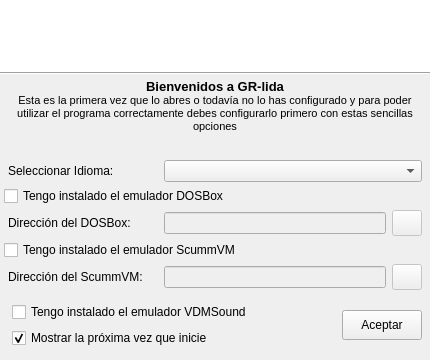
The window that ui/configinicial.ui (Monthy/gr-lida) describes before a commit, drawn with Qt 5.
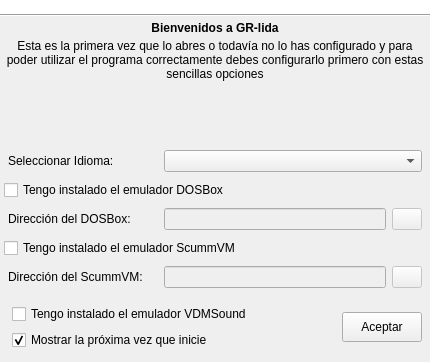
The same window after the commit. Icons and pictures are not drawn.

Commit message: En el configinicial.ui, separando la bienvenida en dos labes para así evitar la introducción de html y mejorar a la hora de traducir.

The edit to the form file:
```diff
--- a/ui/configinicial.ui
+++ b/ui/configinicial.ui
@@ -1,12 +1,12 @@
 <ui version="4.0" >
  <class>ConfigInicialClass</class>
- <widget class="QDialog" name="ConfigInicialClass" >
-  <property name="geometry" >
+ <widget class="QDialog" name="ConfigInicialClass">
+  <property name="geometry">
    <rect>
     <x>0</x>
     <y>0</y>
     <width>430</width>
-    <height>360</height>
+    <height>362</height>
    </rect>
   </property>
   <property name="minimumSize" >
@@ -15,10 +15,10 @@
     <height>360</height>
    </size>
   </property>
-  <property name="maximumSize" >
+  <property name="maximumSize">
    <size>
     <width>430</width>
-    <height>360</height>
+    <height>362</height>
    </size>
   </property>
   <property name="windowTitle" >
@@ -129,27 +129,51 @@
     </widget>
    </item>
    <item>
-    <layout class="QVBoxLayout" name="vLayout_1" >
-     <property name="spacing" >
-      <number>0</number>
+    <layout class="QVBoxLayout" name="vLayout_1">
+     <property name="spacing">
+      <number>4</number>
      </property>
      <property name="margin" >
       <number>4</number>
      </property>
      <item>
-      <widget class="QLabel" name="lb_Confini_1" >
-       <property name="minimumSize" >
+      <widget class="QLabel" name="lb_Confini_5">
+       <property name="sizePolicy">
+        <sizepolicy hsizetype="Preferred" vsizetype="Fixed">
+         <horstretch>0</horstretch>
+         <verstretch>0</verstretch>
+        </sizepolicy>
+       </property>
+       <property name="font">
+        <font>
+         <weight>75</weight>
+         <bold>true</bold>
+        </font>
+       </property>
+       <property name="text">
+        <string>Bienvenidos a GR-lida</string>
+       </property>
+       <property name="alignment">
+        <set>Qt::AlignHCenter|Qt::AlignTop</set>
+       </property>
+      </widget>
+     </item>
+     <item>
+      <widget class="QLabel" name="lb_Confini_1">
+       <property name="sizePolicy">
+        <sizepolicy hsizetype="Preferred" vsizetype="Expanding">
+         <horstretch>0</horstretch>
+         <verstretch>0</verstretch>
+        </sizepolicy>
+       </property>
+       <property name="minimumSize">
         <size>
          <width>0</width>
          <height>54</height>
         </size>
        </property>
-       <property name="text" >
-        <string>&lt;html>&lt;head>&lt;meta name="qrichtext" content="1" />&lt;style type="text/css">
-p, li { white-space: pre-wrap; }
-&lt;/style>&lt;/head>&lt;body style=" font-family:'MS Shell Dlg 2'; font-size:8.25pt; font-weight:400; font-style:normal;">
-&lt;p style=" margin-top:0px; margin-bottom:0px; margin-left:0px; margin-right:0px; -qt-block-indent:0; text-indent:0px;">&lt;span style=" font-size:10pt; font-weight:600;">Bienvenidos a GR-lida&lt;/span>&lt;/p>
-&lt;p style=" margin-top:0px; margin-bottom:0px; margin-left:0px; margin-right:0px; -qt-block-indent:0; text-indent:0px;">Esta es la primera vez que lo abres o todavía no lo has configurado y para poder utilizar el programa correctamente debes configurarlo primero con estas sencillas opciones&lt;/p>&lt;/body>&lt;/html></string>
+       <property name="text">
+        <string>Esta es la primera vez que lo abres o todaví­a no lo has configurado y para poder utilizar el programa correctamente debes configurarlo primero con estas sencillas opciones</string>
        </property>
        <property name="alignment" >
         <set>Qt::AlignHCenter|Qt::AlignTop</set>
```
Left out of the diff: 237 changed lines with no effect on the pictures.
